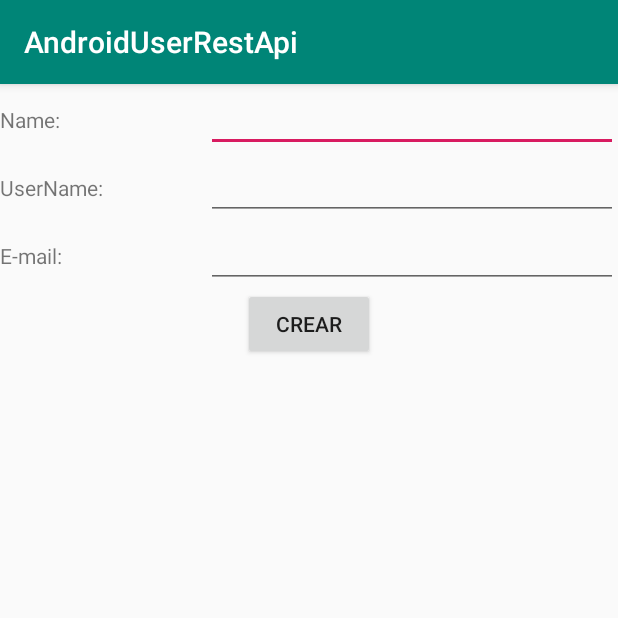
After one commit to lriveraEjercicios/AndroidRestApiUsers, an Android app: the NewUserActivity screen opened directly, with no data from a screen before it, on a phone screen of 412 x 824 dp, the top half of it. The commit adds this screen. Run offline under Robolectric (Android 15) with nearby library versions, the phone set to English and light mode, and no system bars.

Commit message:
Added POST to create a new user
- Added POST function in MyService
- Added new Activity to create a new user.
- Check fields on button click
- Call Retrofit POST
- Show Toast with new user ID from server

```diff
--- a/src/main/AndroidManifest.xml
+++ b/src/main/AndroidManifest.xml
@@ -12,7 +12,8 @@
         android:roundIcon="@mipmap/ic_launcher_round"
         android:supportsRtl="true"
         android:theme="@style/AppTheme">
-        <activity android:name=".SecondActivity"></activity>
+        <activity android:name=".NewUserActivity"></activity>
+        <activity android:name=".SecondActivity" />
         <activity android:name=".MainActivity">
             <intent-filter>
                 <action android:name="android.intent.action.MAIN" />
--- a/src/main/java/com/example/androiduserrestapi/MyService.java
+++ b/src/main/java/com/example/androiduserrestapi/MyService.java
@@ -3,8 +3,10 @@ package com.example.androiduserrestapi;
 import java.util.List;
 
 import retrofit2.Call;
+import retrofit2.http.Body;
 import retrofit2.http.DELETE;
 import retrofit2.http.GET;
+import retrofit2.http.POST;
 import retrofit2.http.Path;
 
 public interface MyService {
@@ -17,4 +19,7 @@ public interface MyService {
 
     @DELETE("users/{user_id}")
     Call<Void> deleteUser(@Path("user_id") int user_id);
+
+    @POST("users/")
+    Call<User> newUser(@Body User user);
 }
--- /dev/null
+++ b/src/main/res/layout/activity_new_user.xml
@@ -0,0 +1,66 @@
+<?xml version="1.0" encoding="utf-8"?>
+<LinearLayout xmlns:android="http://schemas.android.com/apk/res/android"
+    xmlns:app="http://schemas.android.com/apk/res-auto"
+    xmlns:tools="http://schemas.android.com/tools"
+    android:layout_width="match_parent"
+    android:layout_height="match_parent"
+    android:orientation="vertical"
+    tools:context=".NewUserActivity">
+
+    <LinearLayout
+        android:layout_width="match_parent"
+        android:layout_height="wrap_content"
+        android:orientation="horizontal">
+        <TextView
+            android:layout_width="0dp"
+            android:layout_height="wrap_content"
+            android:layout_weight="1"
+            android:text="@string/txtName"/>
+        <EditText
+            android:id="@+id/et_name"
+            android:layout_width="0dp"
+            android:layout_height="wrap_content"
+            android:layout_weight="2"
+            />
+    </LinearLayout>
+    <LinearLayout
+        android:layout_width="match_parent"
+        android:layout_height="wrap_content"
+        android:orientation="horizontal">
+        <TextView
+            android:layout_width="0dp"
+            android:layout_height="wrap_content"
+            android:layout_weight="1"
+            android:text="@string/txtUserName"/>
+        <EditText
+            android:id="@+id/et_username"
+            android:layout_width="0dp"
+            android:layout_height="wrap_content"
+            android:layout_weight="2"
+            />
+    </LinearLayout>
+    <LinearLayout
+        android:layout_width="match_parent"
+        android:layout_height="wrap_content"
+        android:orientation="horizontal">
+        <TextView
+            android:layout_width="0dp"
+            android:layout_height="wrap_content"
+            android:layout_weight="1"
+            android:text="@string/txtMail"/>
+        <EditText
+            android:id="@+id/et_mail"
+            android:layout_width="0dp"
+            android:layout_height="wrap_content"
+            android:layout_weight="2"
+            />
+    </LinearLayout>
+
+    <Button
+        android:layout_width="wrap_content"
+        android:layout_height="wrap_content"
+        android:layout_gravity="center"
+        android:text="CREAR"
+        android:onClick="saveNewUser"/>
+
+</LinearLayout>
--- a/src/main/res/values/strings.xml
+++ b/src/main/res/values/strings.xml
@@ -1,3 +1,6 @@
 <resources>
     <string name="app_name">AndroidUserRestApi</string>
+    <string name="txtName">Name:</string>
+    <string name="txtUserName">UserName:</string>
+    <string name="txtMail">E-mail:</string>
 </resources>
```
Also changed, not shown: src/main/java/com/example/androiduserrestapi/MainActivity.java (+21 -0 lines), src/main/java/com/example/androiduserrestapi/NewUserActivity.java (added, +69 -0 lines), src/main/java/com/example/androiduserrestapi/User.java (+10 -2 lines), src/main/res/menu/main_menu.xml (added, +10 -0 lines).
